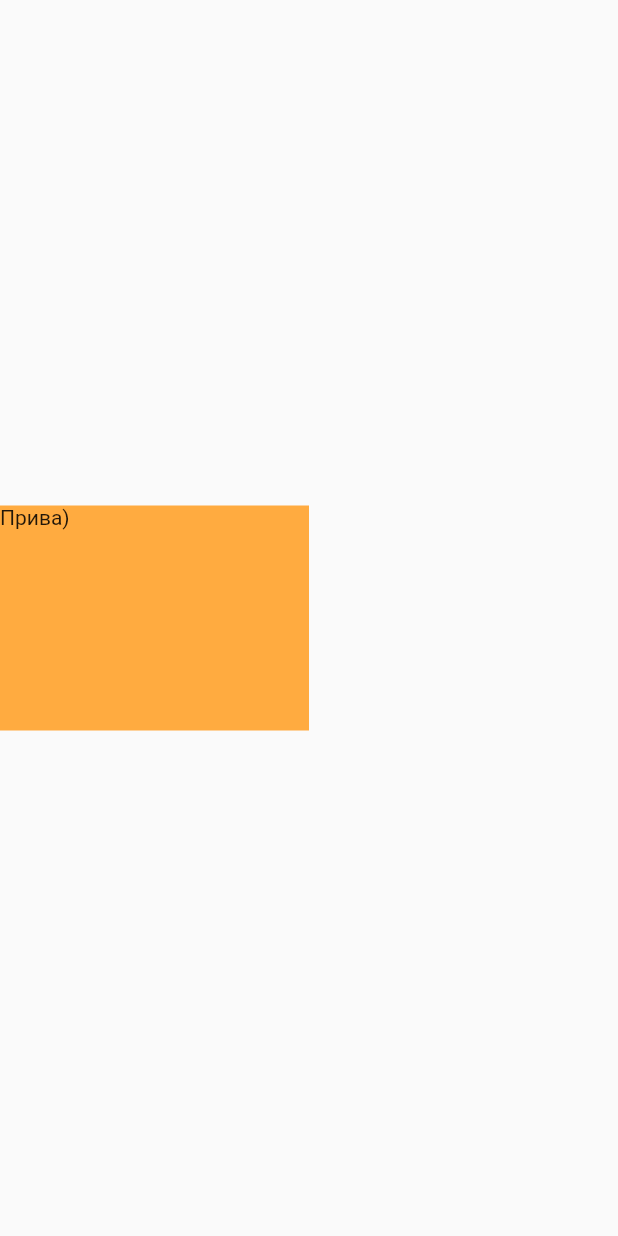
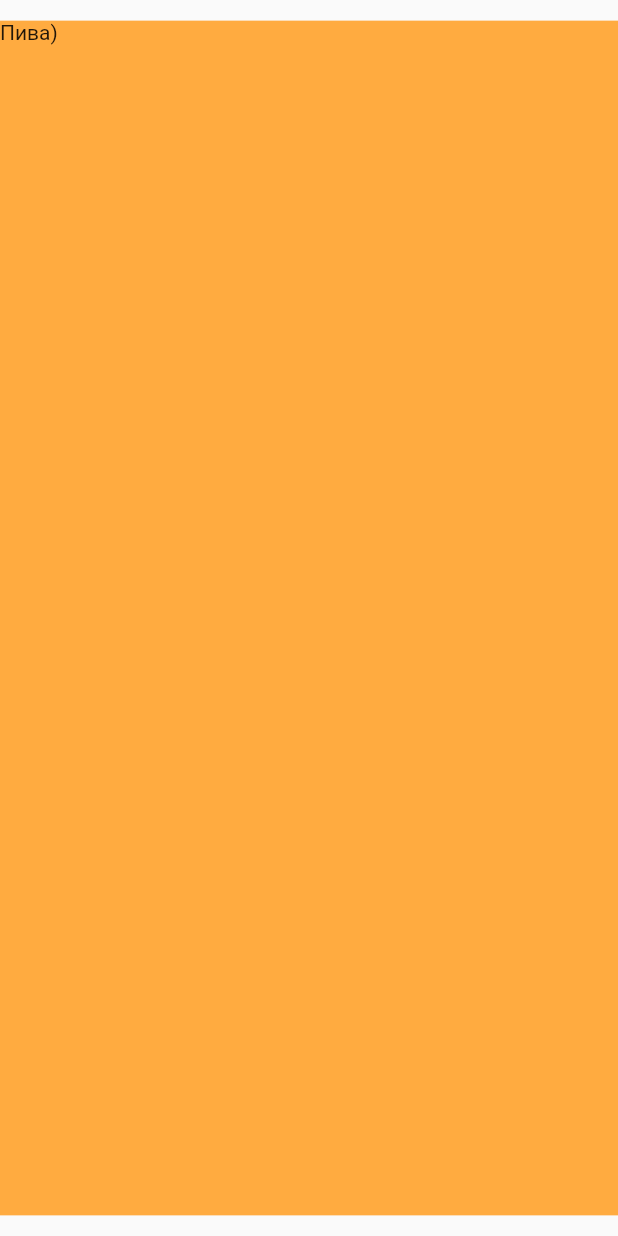
Before and after one commit to SolomonidinG/RepoProject-1, a Flutter app: the screen it shows after launch, on a phone screen of 412 x 824 dp. Run offline on Flutter 3.47's test engine with Material 2 defaults, Android fonts, the phone set to English and light mode, and no system bars.

Commit message:
Написал жоский коде
зависть

```diff
--- a/repoproject/lib/main.dart
+++ b/repoproject/lib/main.dart
@@ -1,5 +1,3 @@
-import 'dart:html';
-
 import 'package:flutter/material.dart';
 
 void main() {
@@ -31,16 +29,21 @@ class _MyHomePageState extends State<MyHomePage> {
     Size size = MediaQuery.of(context).size;
     return Scaffold(
       body: SafeArea(
+        child: Container(
+          width: size.width,
+          height: size.height,
           child: Column(
             mainAxisAlignment: MainAxisAlignment.center,
+            crossAxisAlignment: CrossAxisAlignment.center,
             children: [
               Container(
-              width: size.width * 0.5,
-              height: 150.0,
+                width: size.width * 1,
+                height: size.height * 0.9666,
                 color: Colors.orangeAccent,
-              child: Text("Прива)"),
+                child: Text("Пива)"),
               )
             ],
+          ),
         )
       )
     );
```
Lines whose indentation alone changed are shown as unchanged.
